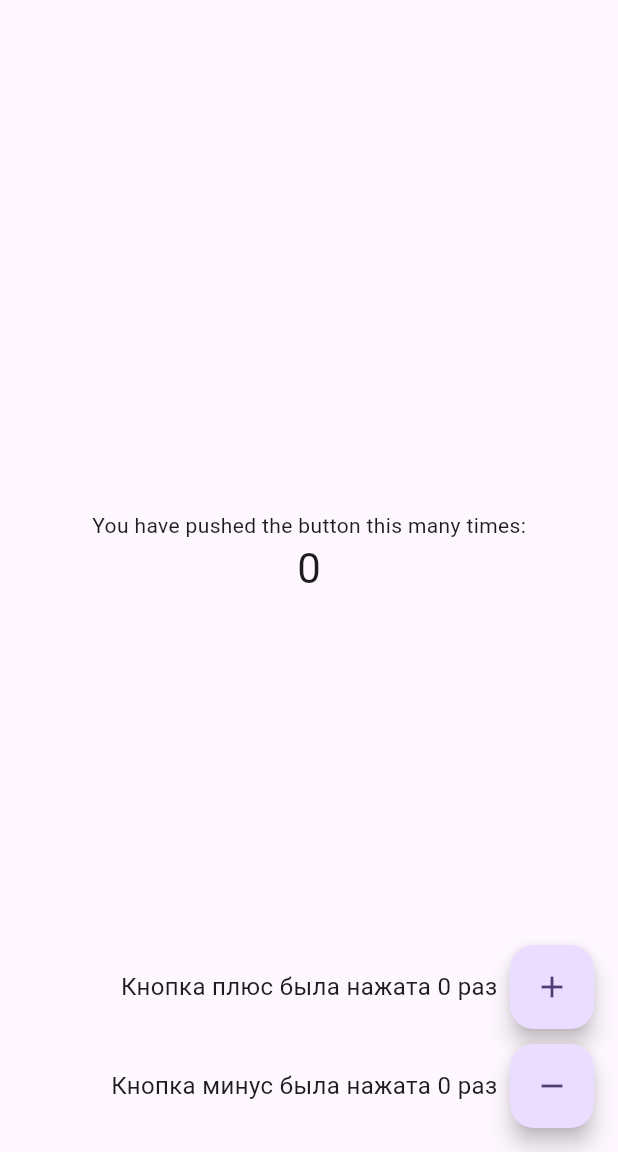
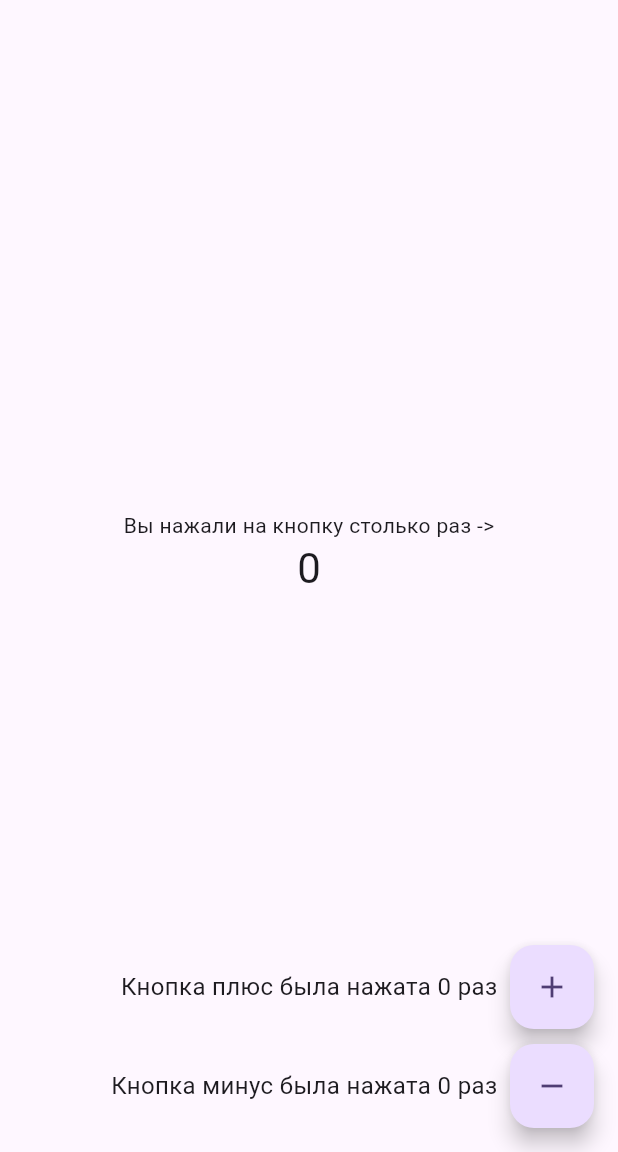
Before and after one commit to ArsenijDKS/surf-course, a Flutter app: the screen it shows after launch, on a phone screen of 412 x 824 dp, the part 84-1236 px from its top. Run offline on Flutter 3.47's test engine with Material 3 defaults, Android fonts, the phone set to English and light mode, and no system bars.

Commit message:
modified:   lib/main.dart

```diff
--- a/lib/main.dart
+++ b/lib/main.dart
@@ -86,7 +86,7 @@ class _MyHomePageState extends State<MyHomePage> {
             mainAxisAlignment: MainAxisAlignment.center,
             children: <Widget>[
               const Text(
-                'You have pushed the button this many times:',
+                'Вы нажали на кнопку столько раз ->',
               ),
               Text(
                 '$_counter',
```
